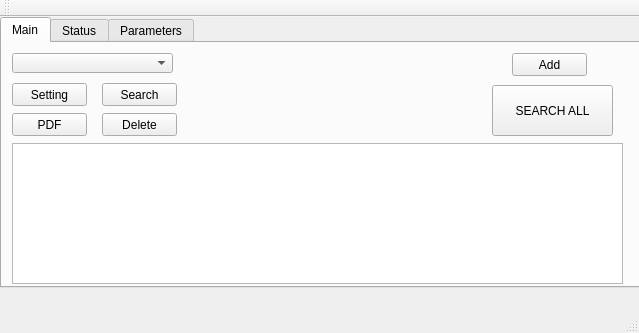
The window that src/mainwindow.ui (BadamBoum/GestionScans) describes before a commit, drawn with Qt 5.
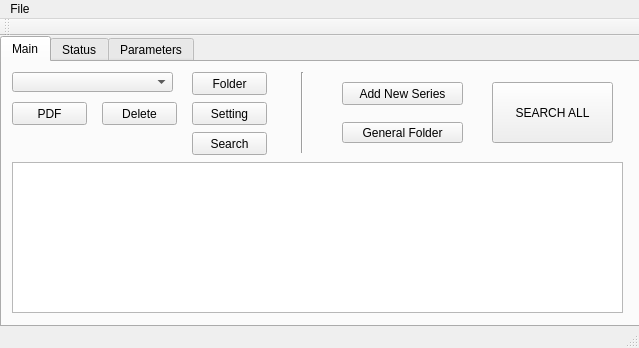
The same window after the commit.

```diff
--- a/src/mainwindow.ui
+++ b/src/mainwindow.ui
@@ -7,7 +7,7 @@
     <x>0</x>
     <y>0</y>
     <width>639</width>
-    <height>333</height>
+    <height>348</height>
    </rect>
   </property>
   <property name="windowTitle">
@@ -20,7 +20,7 @@
       <x>0</x>
       <y>0</y>
       <width>641</width>
-      <height>271</height>
+      <height>291</height>
      </rect>
     </property>
     <property name="currentIndex">
@@ -33,14 +33,14 @@
      <widget class="QPushButton" name="Tab1AddButton">
       <property name="geometry">
        <rect>
-        <x>510</x>
-        <y>10</y>
-        <width>75</width>
+        <x>340</x>
+        <y>20</y>
+        <width>121</width>
         <height>23</height>
        </rect>
       </property>
       <property name="text">
-       <string>Add</string>
+       <string>Add New Series</string>
       </property>
      </widget>
      <widget class="QComboBox" name="Tab1SelectedSerie">
@@ -63,9 +63,9 @@
       <property name="geometry">
        <rect>
         <x>490</x>
-        <y>42</y>
+        <y>20</y>
         <width>121</width>
-        <height>51</height>
+        <height>61</height>
        </rect>
       </property>
       <property name="text">
@@ -75,7 +75,7 @@
      <widget class="QPushButton" name="Tab1Setting">
       <property name="geometry">
        <rect>
-        <x>10</x>
+        <x>190</x>
         <y>40</y>
         <width>75</width>
         <height>23</height>
@@ -89,7 +89,7 @@
       <property name="geometry">
        <rect>
         <x>10</x>
-        <y>70</y>
+        <y>40</y>
         <width>75</width>
         <height>23</height>
        </rect>
@@ -104,7 +104,7 @@
         <x>10</x>
         <y>100</y>
         <width>611</width>
-        <height>141</height>
+        <height>151</height>
        </rect>
       </property>
       <property name="readOnly">
@@ -114,8 +114,8 @@
      <widget class="QPushButton" name="Tab1Search_2">
       <property name="geometry">
        <rect>
-        <x>100</x>
-        <y>40</y>
+        <x>190</x>
+        <y>70</y>
         <width>75</width>
         <height>23</height>
        </rect>
@@ -128,7 +128,7 @@
       <property name="geometry">
        <rect>
         <x>100</x>
-        <y>70</y>
+        <y>40</y>
         <width>75</width>
         <height>23</height>
        </rect>
@@ -137,6 +137,45 @@
        <string>Delete</string>
       </property>
      </widget>
+     <widget class="QPushButton" name="Tab1SpecificFolder">
+      <property name="geometry">
+       <rect>
+        <x>190</x>
+        <y>10</y>
+        <width>75</width>
+        <height>23</height>
+       </rect>
+      </property>
+      <property name="text">
+       <string>Folder</string>
+      </property>
+     </widget>
+     <widget class="QPushButton" name="Tab1GeneralFolder">
+      <property name="geometry">
+       <rect>
+        <x>340</x>
+        <y>60</y>
+        <width>121</width>
+        <height>21</height>
+       </rect>
+      </property>
+      <property name="text">
+       <string>General Folder</string>
+      </property>
+     </widget>
+     <widget class="Line" name="line">
+      <property name="geometry">
+       <rect>
+        <x>290</x>
+        <y>10</y>
+        <width>20</width>
+        <height>81</height>
+       </rect>
+      </property>
+      <property name="orientation">
+       <enum>Qt::Vertical</enum>
+      </property>
+     </widget>
     </widget>
     <widget class="QWidget" name="tab_2">
      <attribute name="title">
@@ -256,6 +295,15 @@
      <height>21</height>
     </rect>
    </property>
+   <widget class="QMenu" name="menuFichier">
+    <property name="title">
+     <string>File</string>
+    </property>
+    <addaction name="actionOpen_Database"/>
+    <addaction name="actionExit_Without_Save"/>
+    <addaction name="actionExit"/>
+   </widget>
+   <addaction name="menuFichier"/>
   </widget>
  </widget>
  <layoutdefault spacing="6" margin="11"/>
```
Left out of the diff: 61 changed lines with no effect on the pictures.
